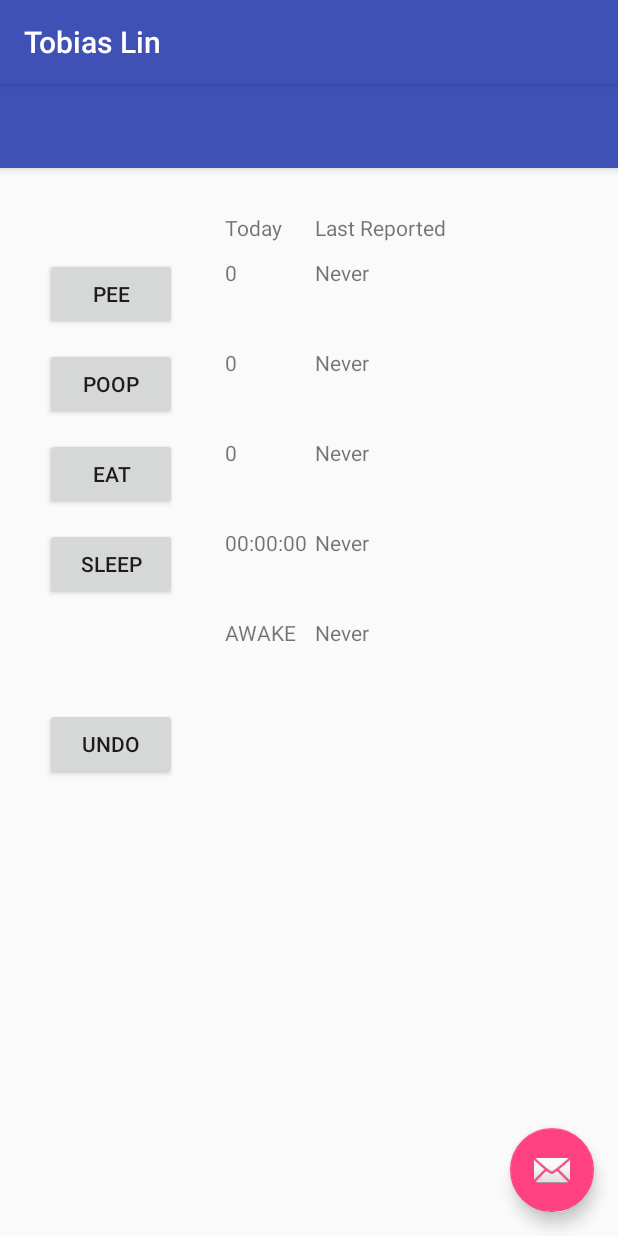
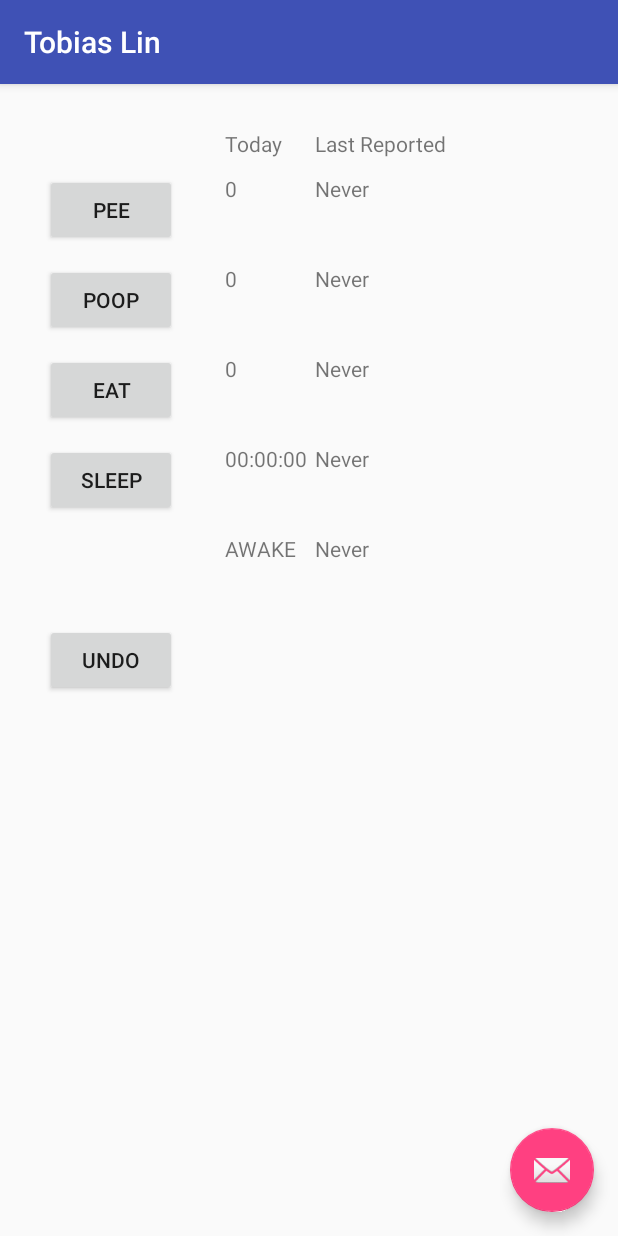
Before and after one commit to OppArtemis/Hypnos, an Android app: the screen it shows after launch once a user with an empty profile is signed in (MainActivity), on a phone screen of 412 x 824 dp. Run offline under Robolectric (Android 15) with nearby library versions, the phone set to English and light mode, and no system bars; our stand-ins replace Firebase (no records; nobody signed in at launch, a user with empty details on screens opened directly); libraries missing offline, so code that uses them is left out: com.firebase.ui.

Commit message:
Fixed title bar issue

```diff
--- a/Hypnos/app/src/main/java/com/artemis/hypnos/android/MainActivity.java
+++ b/Hypnos/app/src/main/java/com/artemis/hypnos/android/MainActivity.java
@@ -57,7 +57,7 @@ public class MainActivity extends AppCompatActivity {
     protected void onCreate(Bundle savedInstanceState) {
         super.onCreate(savedInstanceState);
         setContentView(R.layout.activity_main);
-        Toolbar toolbar = (Toolbar) findViewById(R.id.toolbar);
+//        Toolbar toolbar = (Toolbar) findViewById(R.id.toolbar);
 //        setSupportActionBar(toolbar);
 
         FloatingActionButton fab = (FloatingActionButton) findViewById(R.id.fab);
--- a/Hypnos/app/src/main/res/layout/activity_main.xml
+++ b/Hypnos/app/src/main/res/layout/activity_main.xml
@@ -6,19 +6,19 @@
     android:layout_height="match_parent"
     tools:context="com.artemis.hypnos.android.MainActivity">
 
-    <android.support.design.widget.AppBarLayout
-        android:layout_width="match_parent"
-        android:layout_height="wrap_content"
-        android:theme="@style/AppTheme.AppBarOverlay">
+    <!--<android.support.design.widget.AppBarLayout-->
+        <!--android:layout_width="match_parent"-->
+        <!--android:layout_height="wrap_content"-->
+        <!--android:theme="@style/AppTheme.AppBarOverlay">-->
 
-        <android.support.v7.widget.Toolbar
-            android:id="@+id/toolbar"
-            android:layout_width="match_parent"
-            android:layout_height="?attr/actionBarSize"
-            android:background="?attr/colorPrimary"
-            app:popupTheme="@style/AppTheme.PopupOverlay" />
+        <!--<android.support.v7.widget.Toolbar-->
+            <!--android:id="@+id/toolbar"-->
+            <!--android:layout_width="match_parent"-->
+            <!--android:layout_height="?attr/actionBarSize"-->
+            <!--android:background="?attr/colorPrimary"-->
+            <!--app:popupTheme="@style/AppTheme.PopupOverlay" />-->
 
-    </android.support.design.widget.AppBarLayout>
+    <!--</android.support.design.widget.AppBarLayout>-->
 
     <include layout="@layout/content_babyui" />
 
```
